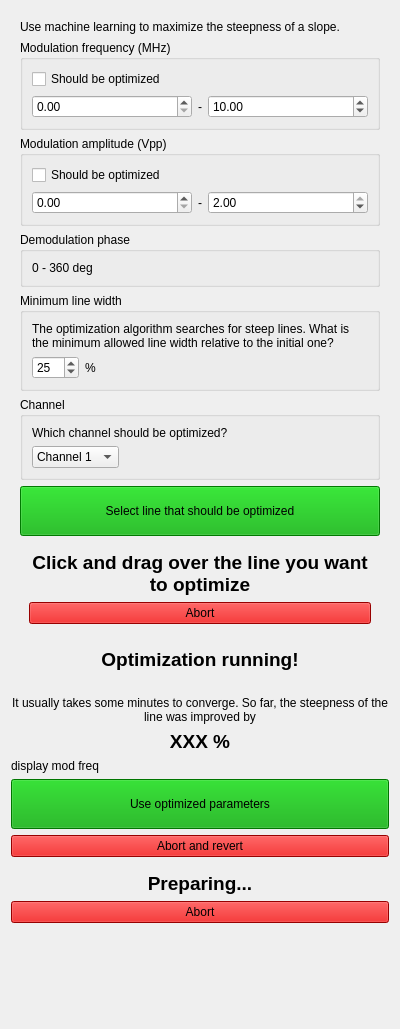
First picture: the form in linien/client/ui/optimization_panel.ui, repository linien-org/linien, before the edit.
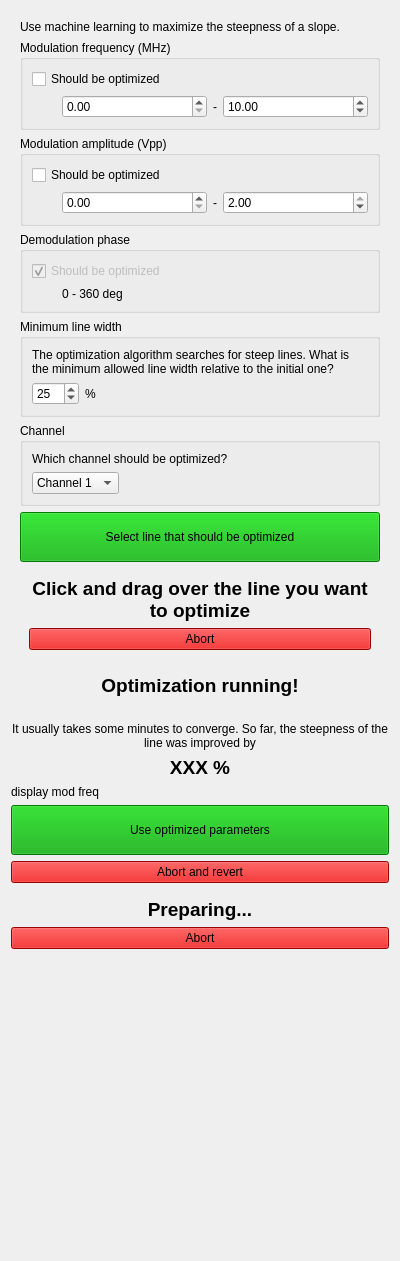
Second picture: the form after the edit.

```diff
--- a/linien/client/ui/optimization_panel.ui
+++ b/linien/client/ui/optimization_panel.ui
@@ -7,7 +7,7 @@
     <x>0</x>
     <y>0</y>
     <width>400</width>
-    <height>1029</height>
+    <height>1261</height>
    </rect>
   </property>
   <property name="windowTitle">
@@ -57,6 +57,9 @@
             </item>
             <item>
              <layout class="QHBoxLayout" name="horizontalLayout_28">
+              <property name="leftMargin">
+               <number>30</number>
+              </property>
               <item>
                <widget class="QDoubleSpinBox" name="optimization_mod_freq_min"/>
               </item>
@@ -106,6 +109,9 @@
             </item>
             <item>
              <layout class="QHBoxLayout" name="horizontalLayout_29">
+              <property name="leftMargin">
+               <number>30</number>
+              </property>
               <item>
                <widget class="QDoubleSpinBox" name="optimization_mod_amp_min">
                 <property name="maximum">
@@ -147,11 +153,27 @@
             <string>Demodulation phase</string>
            </property>
            <layout class="QVBoxLayout" name="verticalLayout_27">
+            <item>
+             <widget class="QCheckBox" name="checkBox">
+              <property name="enabled">
+               <bool>false</bool>
+              </property>
+              <property name="text">
+               <string>Should be optimized</string>
+              </property>
+              <property name="checked">
+               <bool>true</bool>
+              </property>
+             </widget>
+            </item>
             <item>
              <widget class="QLabel" name="label_25">
               <property name="text">
                <string>0 - 360 deg</string>
               </property>
+              <property name="indent">
+               <number>30</number>
+              </property>
              </widget>
             </item>
            </layout>
```
Left out of the diff: 2 changed lines with no effect on the pictures.
